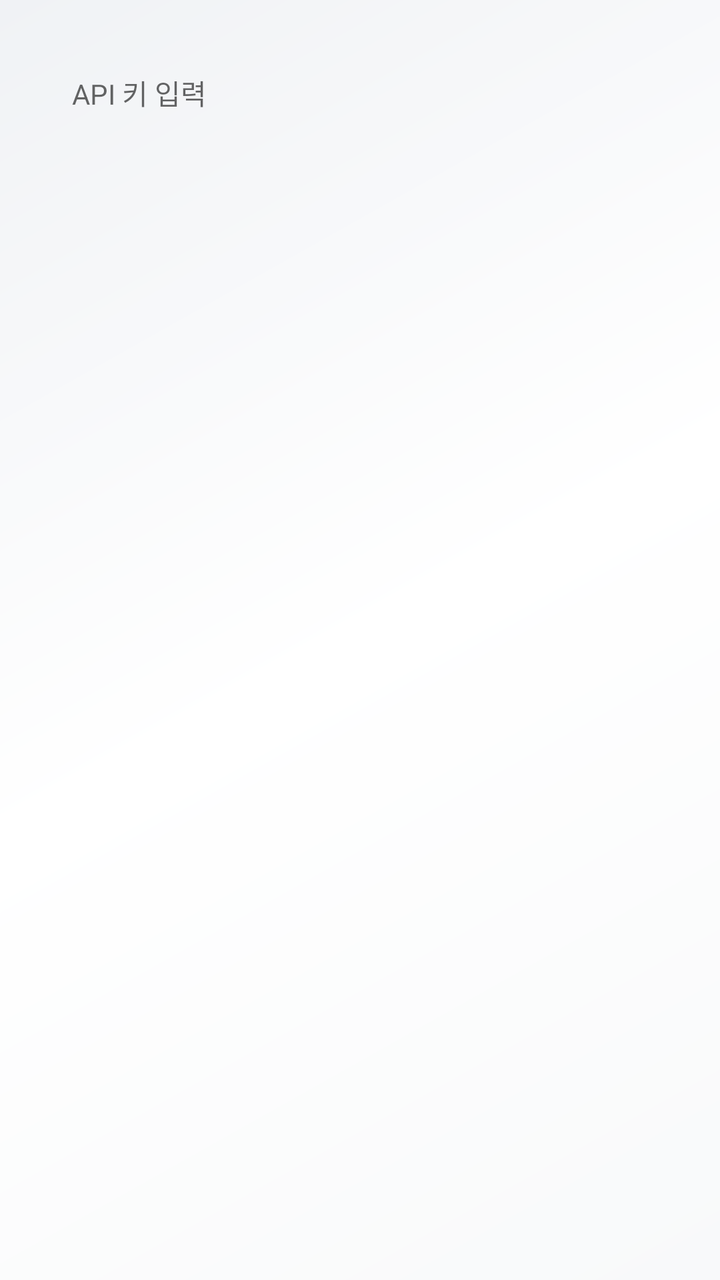
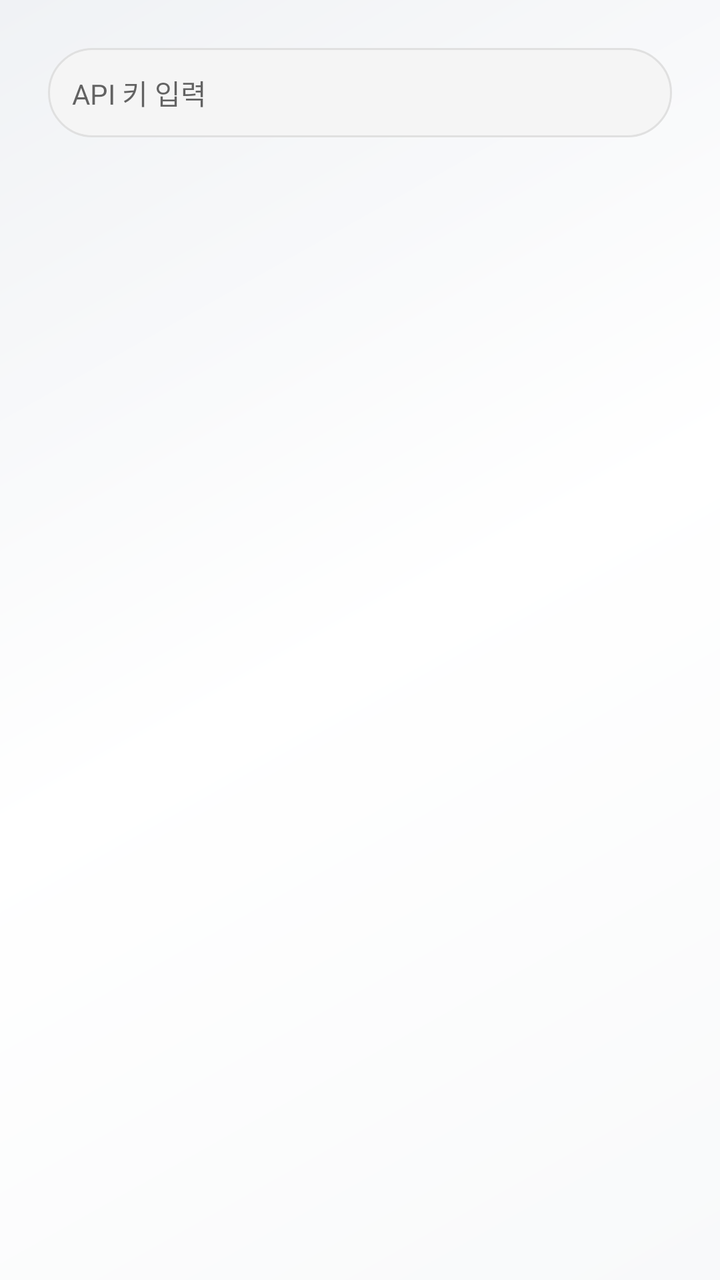

Compare the two renders of this Android layout. The source of the first and the diff that turns it into the second are given below.
<!-- AndroidManifest.xml: application theme Theme.FloGem -->
<!-- res/layout/dialog_api_key_input.xml -->
<?xml version="1.0" encoding="utf-8"?>
<LinearLayout xmlns:android="http://schemas.android.com/apk/res/android"
    android:layout_width="match_parent"
    android:layout_height="wrap_content"
    android:orientation="vertical"
    android:padding="24dp">

    <EditText
        android:id="@+id/editApiKey"
        android:layout_width="match_parent"
        android:layout_height="wrap_content"
        android:hint="API 키 입력"
        android:inputType="textPassword|text"
        android:textSize="14sp"
        android:padding="12dp"
        android:background="@drawable.bg_input_field" />

</LinearLayout>
<!-- resources referenced by this layout -->
<resources>
  <style name="Theme.FloGem" parent="Theme.MaterialComponents.DayNight.NoActionBar">
          <item name="colorPrimary">@color/google_blue</item>
          <item name="colorPrimaryVariant">@color/purple_700</item>
          <item name="colorOnPrimary">@color/transparent</item>
          <item name="colorSecondary">@color/google_green</item>
          <item name="colorSecondaryVariant">@color/teal_700</item>
          <item name="android:statusBarColor">?attr/colorPrimary</item>
          <item name="android:windowBackground">@drawable/bg_gradient</item>
      </style>
  <color name="google_blue">#4285F4</color>
  <color name="purple_700">#3700B3</color>
  <color name="transparent">#00000000</color>
  <color name="google_green">#34A853</color>
  <color name="teal_700">#018786</color>
  <!-- drawable bg_gradient (drawable) -->
  <?xml version="1.0" encoding="utf-8"?>
  <shape xmlns:android="http://schemas.android.com/apk/res/android"
      android:shape="rectangle">
      <gradient
          android:startColor="#F8F9FA"
          android:centerColor="#FFFFFF"
          android:endColor="#F0F2F5"
          android:angle="135" />
  </shape>
</resources>

<!-- the commit's change to res/layout/dialog_api_key_input.xml (unified diff, before → after) -->
@@ -13,6 +13,6 @@
         android:inputType="textPassword|text"
         android:textSize="14sp"
         android:padding="12dp"
-        android:background="@drawable.bg_input_field" />
+        android:background="@drawable/bg_input_field" />
 
 </LinearLayout>
<!-- resource entries referenced after the edit -->
@@ -1,5 +1,15 @@
 <!-- resources referenced by this layout -->
 <resources>
+  <!-- drawable bg_input_field (drawable) -->
+  <?xml version="1.0" encoding="utf-8"?>
+  <shape xmlns:android="http://schemas.android.com/apk/res/android"
+      android:shape="rectangle">
+      <solid android:color="#F5F5F5" />
+      <corners android:radius="24dp" />
+      <stroke
+          android:width="1dp"
+          android:color="#E0E0E0" />
+  </shape>
   <style name="Theme.FloGem" parent="Theme.MaterialComponents.DayNight.NoActionBar">
           <item name="colorPrimary">@color/google_blue</item>
           <item name="colorPrimaryVariant">@color/purple_700</item>
